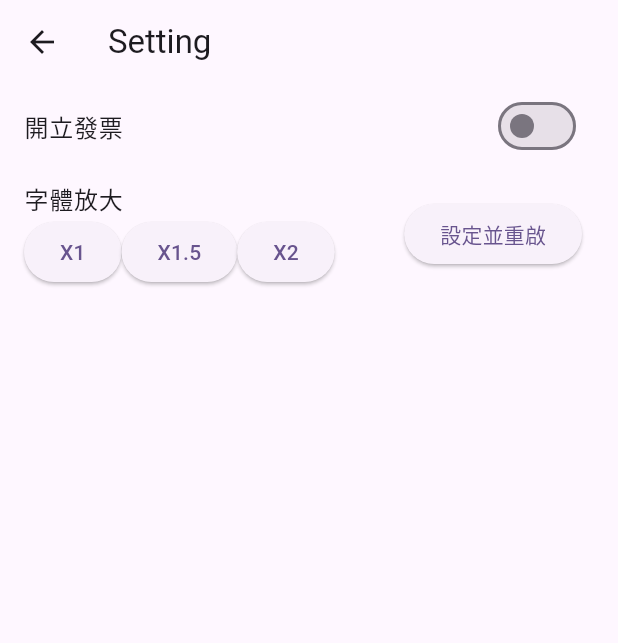
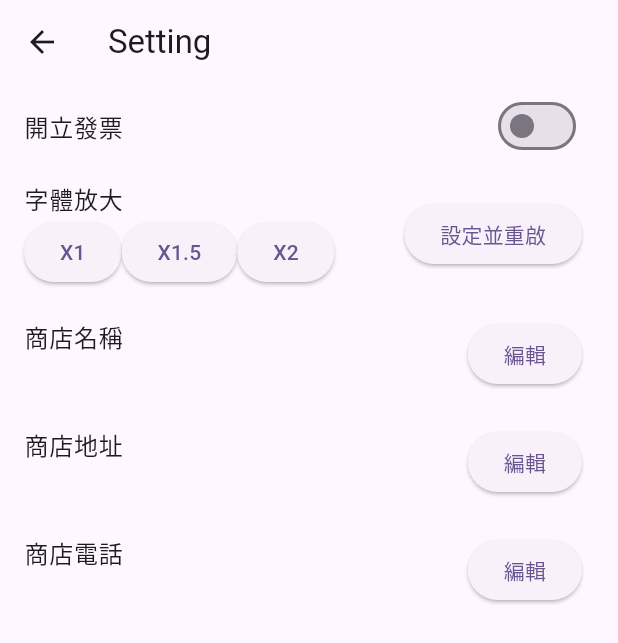
Before and after one commit to orange2000121/pos-system, a Flutter app: the Setting screen opened directly, after a tap on "X1", on a phone screen of 412 x 824 dp. Shown: the top 643 px of the screen. Run offline on Flutter 3.47's test engine with Material 2 defaults, Android fonts, the phone set to English and light mode, and no system bars; our stand-ins replace image_picker, pdf, printing, shared_preferences, sqflite, sqflite_common_ffi; accounts and stored records are empty.

Commit message:
新增商店的一班資訊設定

````diff
--- a/pos_client/lib/view/cashier.dart
+++ b/pos_client/lib/view/cashier.dart
@@ -478,7 +478,7 @@ class _CashierState extends State<Cashier> {
   Widget receiptOption() {
     CustomerProvider customerProvider = CustomerProvider();
     ValueNotifier<Customer> customerValueNotifier = ValueNotifier<Customer>(Customer('', '', '', ''));
-    ReceiptSample receiptSample = ReceiptSample(customName: '', contactPerson: '', phone: '', address: '', data: const []);
+    ReceiptSample receiptSample = ReceiptSample(userName: '', customName: '', contactPerson: '', phone: '', address: '', data: const []);
     TextEditingController _name = TextEditingController(), _phone = TextEditingController(), _contactPerson = TextEditingController(), _address = TextEditingController();
     FocusNode _nameFocusNode = FocusNode(), _phoneFocusNode = FocusNode(), _contactPersonFocusNode = FocusNode(), _addressFocusNode = FocusNode();
     List dropdownItems = [];
@@ -646,6 +646,7 @@ class _CashierState extends State<Cashier> {
                         valueListenable: customerValueNotifier,
                         builder: (context, value, child) {
                           receiptSample = ReceiptSample(
+                              userName: widget.init.sharedPreferenceHelper.getUserInfo(UserInfoKey.userName) ?? '',
                               customName: customerValueNotifier.value.name,
                               contactPerson: customerValueNotifier.value.contactPerson,
                               phone: customerValueNotifier.value.phone,
--- a/pos_client/lib/view/order_history.dart
+++ b/pos_client/lib/view/order_history.dart
@@ -170,7 +170,7 @@ class _OrderHistoryState extends State<OrderHistory> {
                   mainAxisAlignment: MainAxisAlignment.center,
                   children: [
                     Text('銷售數：${sellMap[e]?['quantity']}'),
-                    SizedBox(width: 10),
+                    const SizedBox(width: 10),
                     Text('${(sellMap[e]!['quantity']! / totalQuantity * 100).toStringAsFixed(2)}%'),
                   ],
                 ),
@@ -178,7 +178,7 @@ class _OrderHistoryState extends State<OrderHistory> {
                   mainAxisAlignment: MainAxisAlignment.center,
                   children: [
                     Text('總銷售額：${sellMap[e]?['totalPrice']}'),
-                    SizedBox(width: 10),
+                    const SizedBox(width: 10),
                     Text('${(sellMap[e]!['totalPrice']! / totalPrice * 100).toStringAsFixed(2)}%'),
                   ],
                 ),
--- a/pos_client/lib/view/setting.dart
+++ b/pos_client/lib/view/setting.dart
@@ -27,9 +27,9 @@ class _SettingState extends State<Setting> {
                 ListTile(
                   title: const Text('開立發票'),
                   trailing: Switch(
-                      value: snapshot.data.getSetting(BoolSettingKey.useReceiptPrinter) ?? false,
+                      value: snapshot.data!.getSetting(BoolSettingKey.useReceiptPrinter) ?? false,
                       onChanged: (isAvailable) {
-                        snapshot.data.editSetting(isAvailable, BoolSettingKey.useReceiptPrinter);
+                        snapshot.data!.editSetting(isAvailable, BoolSettingKey.useReceiptPrinter);
                         setState(() {});
                       }),
                 ),
@@ -38,17 +38,17 @@ class _SettingState extends State<Setting> {
                   subtitle: Row(children: [
                     ElevatedButton(
                         onPressed: () {
-                          snapshot.data.editDoubleSetting(1.0, DoubleSettingKey.fontSizeScale);
+                          snapshot.data!.editDoubleSetting(1.0, DoubleSettingKey.fontSizeScale);
                         },
                         child: const Text('X1')),
                     ElevatedButton(
                         onPressed: () {
-                          snapshot.data.editDoubleSetting(1.5, DoubleSettingKey.fontSizeScale);
+                          snapshot.data!.editDoubleSetting(1.5, DoubleSettingKey.fontSizeScale);
                         },
                         child: const Text('X1.5')),
                     ElevatedButton(
                         onPressed: () {
-                          snapshot.data.editDoubleSetting(2.0, DoubleSettingKey.fontSizeScale);
+                          snapshot.data!.editDoubleSetting(2.0, DoubleSettingKey.fontSizeScale);
                         },
                         child: const Text('X2')),
                   ]),
@@ -58,14 +58,74 @@ class _SettingState extends State<Setting> {
                     },
                     child: const Text('設定並重啟'),
                   ),
-                )
+                ),
+                userInfoSetting(
+                  context: context,
+                  title: '商店名稱',
+                  settingValue: snapshot.data!.getUserInfo(UserInfoKey.userName) ?? '',
+                  actionHint: '輸入商店名稱',
+                  onEditFinished: (controller) => snapshot.data!.editUserInfo(controller.text, UserInfoKey.userName),
+                ),
+                userInfoSetting(
+                  context: context,
+                  title: '商店地址',
+                  settingValue: snapshot.data!.getUserInfo(UserInfoKey.address) ?? '',
+                  actionHint: '輸入商店地址',
+                  onEditFinished: (controller) => snapshot.data!.editUserInfo(controller.text, UserInfoKey.address),
+                ),
+                userInfoSetting(
+                  context: context,
+                  title: '商店電話',
+                  settingValue: snapshot.data!.getUserInfo(UserInfoKey.phone) ?? '',
+                  actionHint: '輸入商店電話',
+                  onEditFinished: (controller) => snapshot.data!.editUserInfo(controller.text, UserInfoKey.phone),
+                ),
               ],
             );
           },
         ));
   }
 
-  Future getSetting() async {
+  ListTile userInfoSetting({
+    required BuildContext context,
+    required String title,
+    required String settingValue,
+    required String actionHint,
+    required Function(TextEditingController) onEditFinished,
+  }) {
+    TextEditingController controller = TextEditingController();
+    return ListTile(
+      title: Text(title),
+      subtitle: Text(settingValue),
+      trailing: ElevatedButton(
+        onPressed: () {
+          showDialog(
+              context: context,
+              builder: (context) {
+                return AlertDialog(
+                  title: Text(actionHint),
+                  content: TextField(
+                    controller: controller,
+                  ),
+                  actions: [
+                    ElevatedButton(
+                        onPressed: () {
+                          setState(() {
+                            onEditFinished(controller);
+                          });
+                          Navigator.pop(context);
+                        },
+                        child: const Text('確定'))
+                  ],
+                );
+              });
+        },
+        child: const Text('編輯'),
+      ),
+    );
+  }
+
+  Future<SharedPreferenceHelper> getSetting() async {
     SharedPreferenceHelper sharedPreferenceHelper = SharedPreferenceHelper();
     await sharedPreferenceHelper.init();
     return sharedPreferenceHelper;
--- a/shipment/lib/main.dart
+++ b/shipment/lib/main.dart
@@ -33,6 +33,7 @@ class MyApp extends StatelessWidget {
         useMaterial3: true,
       ),
       home: ReceiptSample(
+        userName: '一朵花',
         customName: '中正店',
         phone: '0908811233',
         contactPerson: '許子霆',
--- a/shipment/lib/sample.dart
+++ b/shipment/lib/sample.dart
@@ -25,6 +25,7 @@ class SaleItemData {
 
 // ignore: must_be_immutable
 class ReceiptSample extends StatefulWidget {
+  late String userName;
   late String customName;
   late String contactPerson;
   late String phone;
@@ -50,6 +51,7 @@ class ReceiptSample extends StatefulWidget {
   /// ```
   ReceiptSample({
     super.key,
+    required this.userName,
     required this.customName,
     required this.contactPerson,
     required this.phone,
@@ -70,7 +72,7 @@ class _ReceiptSampleState extends State<ReceiptSample> {
     return pw.Column(
       crossAxisAlignment: pw.CrossAxisAlignment.start,
       children: [
-        pw.Row(mainAxisAlignment: pw.MainAxisAlignment.center, children: [pw.Text('一朵花', style: pw.TextStyle(font: ttf, fontSize: titleSize, height: 0.8, fontBold: pw.Font.timesBold()))]),
+        pw.Row(mainAxisAlignment: pw.MainAxisAlignment.center, children: [pw.Text(widget.userName, style: pw.TextStyle(font: ttf, fontSize: titleSize, height: 0.8, fontBold: pw.Font.timesBold()))]),
         pw.Row(mainAxisAlignment: pw.MainAxisAlignment.center, children: [pw.Text('出貨單', style: pw.TextStyle(font: ttf, fontSize: titleSize - 5, height: 0.8))]),
       ],
     );
````
